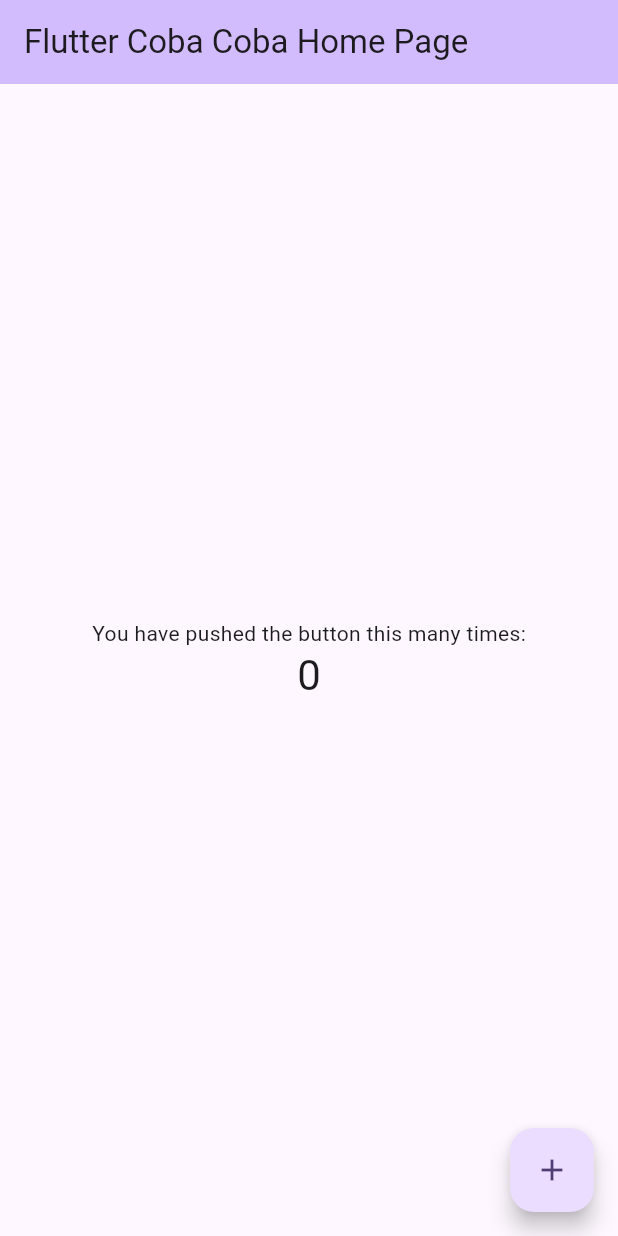
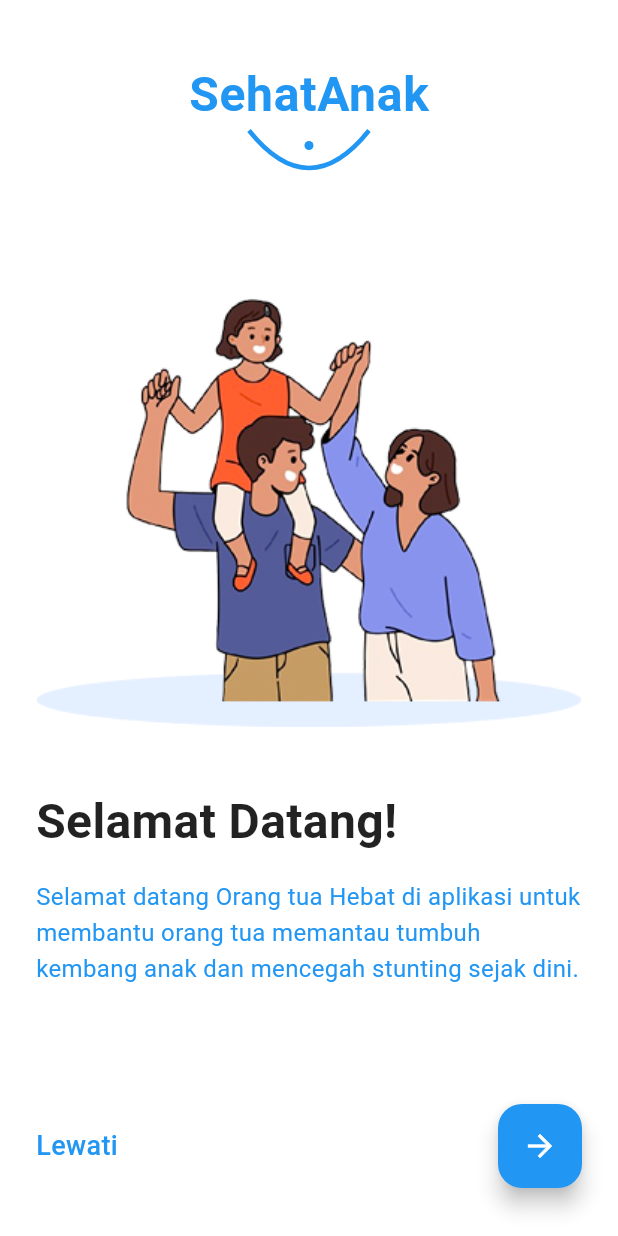
Before and after one commit to ridesvi-ux/anaksehat, a Flutter app: the screen it shows after launch, on a phone screen of 412 x 824 dp. Run offline on Flutter 3.47's test engine with Material 3 defaults, Android fonts, the phone set to English and light mode, and no system bars.

Commit message:
Screen Onboarding

```diff
--- a/lib/main.dart
+++ b/lib/main.dart
@@ -1,122 +1,23 @@
 import 'package:flutter/material.dart';
+import 'screens/welcome_screen.dart';
 
 void main() {
   runApp(const MyApp());
 }
 
 class MyApp extends StatelessWidget {
-  const MyApp({super.key});
+  const MyApp({Key? key}) : super(key: key);
 
-  // This widget is the root of your application.
   @override
   Widget build(BuildContext context) {
     return MaterialApp(
-      title: 'Flutter Demo',
+      title: 'SehatAnak',
+      debugShowCheckedModeBanner: false,
       theme: ThemeData(
-        // This is the theme of your application.
-        //
-        // TRY THIS: Try running your application with "flutter run". You'll see
-        // the application has a purple toolbar. Then, without quitting the app,
-        // try changing the seedColor in the colorScheme below to Colors.green
-        // and then invoke "hot reload" (save your changes or press the "hot
-        // reload" button in a Flutter-supported IDE, or press "r" if you used
-        // the command line to start the app).
-        //
-        // Notice that the counter didn't reset back to zero; the application
-        // state is not lost during the reload. To reset the state, use hot
-        // restart instead.
-        //
-        // This works for code too, not just values: Most code changes can be
-        // tested with just a hot reload.
-        colorScheme: ColorScheme.fromSeed(seedColor: Colors.deepPurple),
+        primarySwatch: Colors.blue,
+        fontFamily: 'Roboto',
       ),
-      home: const MyHomePage(title: 'Flutter Coba Coba Home Page'),
+      home: const WelcomeScreen(),
     );
   }
 }
-
-class MyHomePage extends StatefulWidget {
-  const MyHomePage({super.key, required this.title});
-
-  // This widget is the home page of your application. It is stateful, meaning
-  // that it has a State object (defined below) that contains fields that affect
-  // how it looks.
-
-  // This class is the configuration for the state. It holds the values (in this
-  // case the title) provided by the parent (in this case the App widget) and
-  // used by the build method of the State. Fields in a Widget subclass are
-  // always marked "final".
-
-  final String title;
-
-  @override
-  State<MyHomePage> createState() => _MyHomePageState();
-}
-
-class _MyHomePageState extends State<MyHomePage> {
-  int _counter = 0;
-
-  void _incrementCounter() {
-    setState(() {
-      // This call to setState tells the Flutter framework that something has
-      // changed in this State, which causes it to rerun the build method below
-      // so that the display can reflect the updated values. If we changed
-      // _counter without calling setState(), then the build method would not be
-      // called again, and so nothing would appear to happen.
-      _counter++;
-    });
-  }
-
-  @override
-  Widget build(BuildContext context) {
-    // This method is rerun every time setState is called, for instance as done
-    // by the _incrementCounter method above.
-    //
-    // The Flutter framework has been optimized to make rerunning build methods
-    // fast, so that you can just rebuild anything that needs updating rather
-    // than having to individually change instances of widgets.
-    return Scaffold(
-      appBar: AppBar(
-        // TRY THIS: Try changing the color here to a specific color (to
-        // Colors.amber, perhaps?) and trigger a hot reload to see the AppBar
-        // change color while the other colors stay the same.
-        backgroundColor: Theme.of(context).colorScheme.inversePrimary,
-        // Here we take the value from the MyHomePage object that was created by
-        // the App.build method, and use it to set our appbar title.
-        title: Text(widget.title),
-      ),
-      body: Center(
-        // Center is a layout widget. It takes a single child and positions it
-        // in the middle of the parent.
-        child: Column(
-          // Column is also a layout widget. It takes a list of children and
-          // arranges them vertically. By default, it sizes itself to fit its
-          // children horizontally, and tries to be as tall as its parent.
-          //
-          // Column has various properties to control how it sizes itself and
-          // how it positions its children. Here we use mainAxisAlignment to
-          // center the children vertically; the main axis here is the vertical
-          // axis because Columns are vertical (the cross axis would be
-          // horizontal).
-          //
-          // TRY THIS: Invoke "debug painting" (choose the "Toggle Debug Paint"
-          // action in the IDE, or press "p" in the console), to see the
-          // wireframe for each widget.
-          mainAxisAlignment: MainAxisAlignment.center,
-          children: <Widget>[
-            const Text('You have pushed the button this many times:'),
-            Text(
-              '$_counter',
-              style: Theme.of(context).textTheme.headlineMedium,
-            ),
-          ],
-        ),
-      ),
-      floatingActionButton: FloatingActionButton(
-        onPressed: _incrementCounter,
-        tooltip: 'Increment',
-        child: const Icon(Icons.add),
-      ), // This trailing comma makes auto-formatting nicer for build methods.
-    );
-  }
-}
--- /dev/null
+++ b/lib/screens/welcome_screen.dart
@@ -0,0 +1,184 @@
+import 'package:flutter/material.dart';
+
+class WelcomeScreen extends StatelessWidget {
+  const WelcomeScreen({Key? key}) : super(key: key);
+
+  @override
+  Widget build(BuildContext context) {
+    return Scaffold(
+      backgroundColor: Colors.white,
+      body: SafeArea(
+        child: Padding(
+          padding: const EdgeInsets.symmetric(horizontal: 24.0),
+          child: Column(
+            children: [
+              // Logo di atas
+              const SizedBox(height: 40),
+              const Text(
+                'SehatAnak',
+                style: TextStyle(
+                  fontSize: 32,
+                  fontWeight: FontWeight.w600,
+                  color: Color(0xFF2196F3),
+                  letterSpacing: 0.5,
+                ),
+              ),
+
+              // Garis melengkung bawah logo (smile) + titik
+              Container(
+                width: 80,
+                height: 20, // Naikin tinggi biar lengkungan keliatan
+                margin: const EdgeInsets.only(top: 1),
+                child: CustomPaint(
+                  painter: SmilePainter(
+                    curveDepth: 2.5, // ATUR LENGKUNGAN DI SINI
+                    dotSize: 3.0,    // ATUR UKURAN TITIK DI SINI
+                  ),
+                ),
+              ),
+
+              const Spacer(),
+
+              // Gambar ilustrasi family
+              Container(
+                height: 300,
+                width: double.infinity,
+                decoration: BoxDecoration(
+                  borderRadius: BorderRadius.circular(20),
+                ),
+                child: Image.asset(
+                  'assets/images/1.png',
+                  fit: BoxFit.contain,
+                  // Kalo gambarnya belum ada, ganti pake placeholder
+                  errorBuilder: (context, error, stackTrace) {
+                    return Container(
+                      decoration: BoxDecoration(
+                        color: Colors.grey[200],
+                        borderRadius: BorderRadius.circular(20),
+                      ),
+                      child: const Icon(
+                        Icons.family_restroom,
+                        size: 120,
+                        color: Colors.grey,
+                      ),
+                    );
+                  },
+                ),
+              ),
+
+              const SizedBox(height: 40),
+
+              // Text Selamat Datang!
+              const Align(
+                alignment: Alignment.centerLeft,
+                child: Text(
+                  'Selamat Datang!',
+                  style: TextStyle(
+                    fontSize: 32,
+                    fontWeight: FontWeight.bold,
+                    color: Colors.black87,
+                  ),
+                ),
+              ),
+
+              const SizedBox(height: 16),
+
+              // Deskripsi
+              const Text(
+                'Selamat datang Orang tua Hebat di aplikasi untuk membantu orang tua memantau tumbuh kembang anak dan mencegah stunting sejak dini.',
+                style: TextStyle(
+                  fontSize: 16,
+                  color: Color(0xFF2196F3),
+                  height: 1.5,
+                ),
+              ),
+
+              const Spacer(),
+
+              // Tombol Lewati
+              Padding(
+                padding: const EdgeInsets.only(bottom: 32.0),
+                child: Row(
+                  mainAxisAlignment: MainAxisAlignment.spaceBetween,
+                  children: [
+                    const Text(
+                      'Lewati',
+                      style: TextStyle(
+                        fontSize: 18,
+                        color: Color(0xFF2196F3),
+                        fontWeight: FontWeight.w500,
+                      ),
+                    ),
+                    FloatingActionButton(
+                      onPressed: () {
+                        // Navigasi ke halaman selanjutnya
+                        // Navigator.push(context, MaterialPageRoute(builder: (context) => NextScreen()));
+                        print('Button pressed!');
+                      },
+                      backgroundColor: const Color(0xFF2196F3),
+                      child: const Icon(
+                        Icons.arrow_forward,
+                        color: Colors.white,
+                      ),
+                    ),
+                  ],
+                ),
+              ),
+            ],
+          ),
+        ),
+      ),
+    );
+  }
+}
+
+// Custom painter buat garis smile di bawah logo
+class SmilePainter extends CustomPainter {
+  final double curveDepth; // Kedalaman lengkungan
+  final double dotSize;    // Ukuran titik
+
+  const SmilePainter({
+    this.curveDepth = 2,
+    this.dotSize = 3.0,
+  });
+
+  @override
+  void paint(Canvas canvas, Size size) {
+    // Gambar garis lengkung
+    final paint = Paint()
+      ..color = const Color(0xFF2196F3)
+      ..strokeWidth = 3
+      ..style = PaintingStyle.stroke;
+
+    final path = Path();
+    path.moveTo(0, 0);
+
+    path.quadraticBezierTo(
+      size.width / 2,           // Titik kontrol X (tengah)
+      size.height * curveDepth, // Titik kontrol Y (kedalaman)
+      size.width,               // Titik akhir X (kanan)
+      0,                        // Titik akhir Y (atas)
+    );
+
+    canvas.drawPath(path, paint);
+
+    // Gambar titik di tengah lengkungan
+    final dotPaint = Paint()
+      ..color = const Color(0xFF2196F3)
+      ..style = PaintingStyle.fill;
+
+    // Hitung posisi titik di tengah kurva
+    final dotX = size.width / 2;
+    final dotY = size.height * curveDepth * 0.2; // 75% dari kedalaman
+
+    // Gambar lingkaran kecil
+    canvas.drawCircle(
+      Offset(dotX, dotY),
+      dotSize, // Ukuran titik
+      dotPaint,
+    );
+  }
+
+  @override
+  bool shouldRepaint(covariant CustomPainter oldDelegate) => false;
+}
--- a/pubspec.yaml
+++ b/pubspec.yaml
@@ -2,7 +2,7 @@ name: anak_sehat_proyek
 description: "A new Flutter project."
 # The following line prevents the package from being accidentally published to
 # pub.dev using `flutter pub publish`. This is preferred for private packages.
-publish_to: 'none' # Remove this line if you wish to publish to pub.dev
+publish_to: "none" # Remove this line if you wish to publish to pub.dev
 
 # The following defines the version and build number for your application.
 # A version number is three numbers separated by dots, like 1.2.43
@@ -51,12 +51,13 @@ dev_dependencies:
 
 # The following section is specific to Flutter packages.
 flutter:
-
   # The following line ensures that the Material Icons font is
   # included with your application, so that you can use the icons in
   # the material Icons class.
   uses-material-design: true
 
+  assets:
+    - assets/images/
   # To add assets to your application, add an assets section, like this:
   # assets:
   #   - images/a_dot_burr.jpeg
```
Also changed, not shown: assets/images/1.png (renamed from assets/1.png), assets/images/2.png (renamed from assets/2.png), assets/images/3.png (renamed from assets/3.png), assets/images/back.png (renamed from assets/back.png), assets/images/btnapaitustunting.png (renamed from assets/btnapaitustunting.png), assets/images/btndisable.png (renamed from assets/btndisable.png), assets/images/btngizi.png (renamed from assets/btngizi.png), assets/images/btnhalamanutama.png (renamed from assets/btnhalamanutama.png), assets/images/btnkembali.png (renamed from assets/btnkembali.png), assets/images/btntampilkanhasil.png (renamed from assets/btntampilkanhasil.png), assets/images/btntips.png (renamed from assets/btntips.png), assets/images/buttoncek.png (renamed from assets/buttoncek.png), assets/images/buttonedukasi.png (renamed from assets/buttonedukasi.png), assets/images/logo.png (renamed from assets/logo.png).
